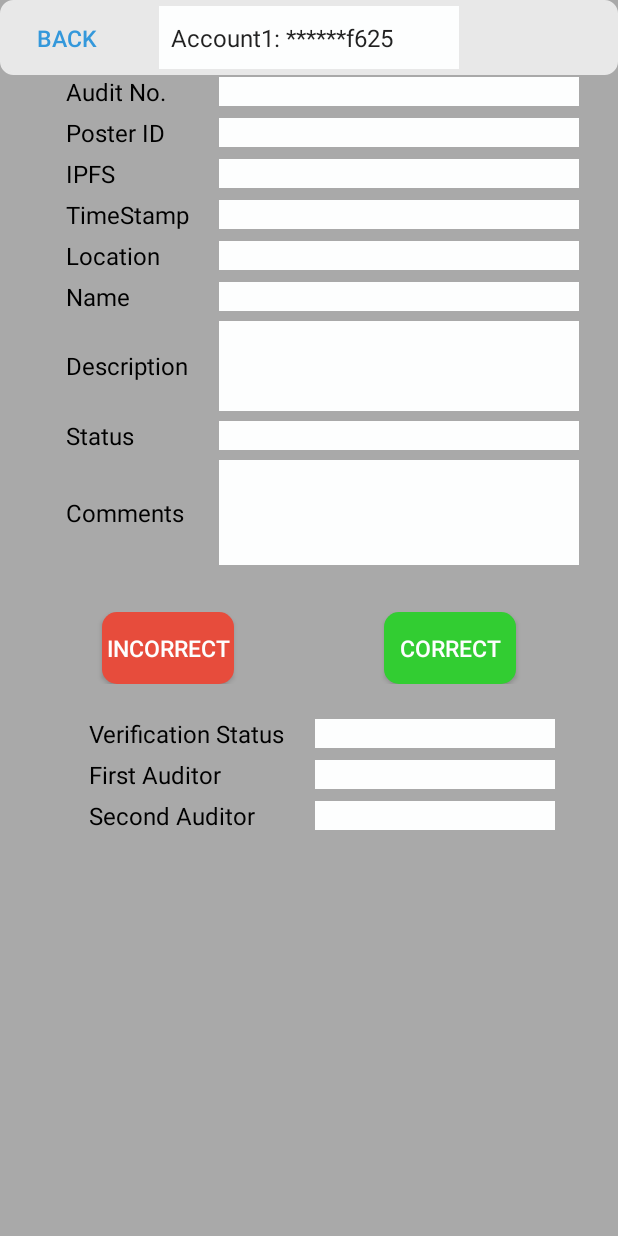
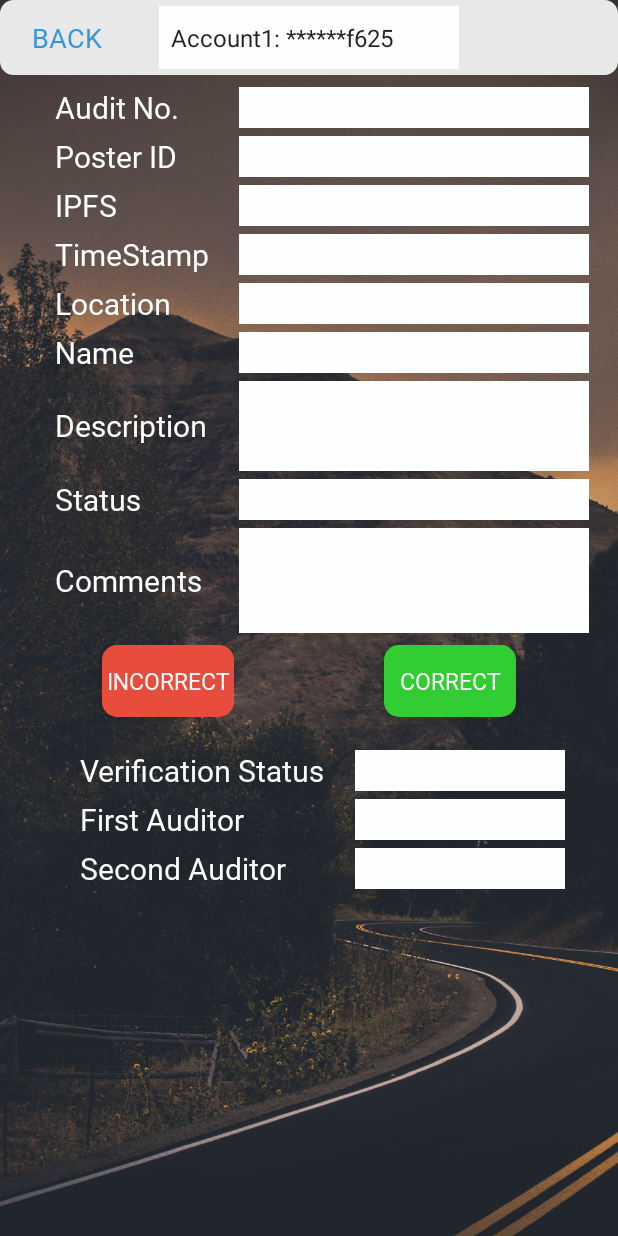
Before and after one commit to SIMBAChain/SIMBA_Android, an Android app: the AuditGalleryActivity screen opened directly, with no data from a screen before it, on a phone screen of 412 x 824 dp. Run offline under Robolectric (Android 15) with nearby library versions, the phone set to English and light mode, and no system bars.

Commit message:
Making the app much more pretty.

```diff
--- /dev/null
+++ b/app/src/main/res/font/fontavenirnext.xml
@@ -0,0 +1,7 @@
+<?xml version="1.0" encoding="utf-8"?>
+<font-family xmlns:android="http://schemas.android.com/apk/res/android">
+    <font
+        android:fontStyle="normal"
+        android:fontWeight="400"
+        android:font="@font/avenir_next" />
+</font-family>
--- a/app/src/main/res/layout/activity_audit.xml
+++ b/app/src/main/res/layout/activity_audit.xml
@@ -22,6 +22,7 @@
         android:text="@string/back_button"
         android:textColor="@color/colorBlue"
         android:textSize="15sp"
+        android:fontFamily="@font/fontavenirnext"
         app:layout_constraintBottom_toBottomOf="@+id/rectangle"
         app:layout_constraintEnd_toEndOf="@+id/rectangle"
         app:layout_constraintHorizontal_bias="0.0"
@@ -38,6 +39,7 @@
         android:text="@string/most_recent"
         android:textColor="#000"
         android:textSize="20sp"
+        android:fontFamily="@font/fontavenirnext"
         app:layout_constraintBottom_toBottomOf="@+id/rectangle"
         app:layout_constraintEnd_toEndOf="@+id/rectangle"
         app:layout_constraintHorizontal_bias="0.5"
--- a/app/src/main/res/layout/activity_audit_gallery.xml
+++ b/app/src/main/res/layout/activity_audit_gallery.xml
@@ -6,6 +6,12 @@
     android:layout_height="match_parent"
     android:background="@color/colorGrey"
     tools:context=".PostActivity">
+
+    <ImageView
+        android:layout_width="match_parent"
+        android:layout_height="match_parent"
+        android:src="@drawable/darkclouds"
+        android:scaleType="centerCrop"/>
 
     <ImageView
         android:id="@+id/rectangle"
@@ -28,7 +34,8 @@
         android:background="#0000"
         android:text="@string/back_button"
         android:textColor="@color/colorBlue"
-        android:textSize="15sp"
+        android:textSize="18sp"
+        android:fontFamily="@font/fontavenirnext"
         app:layout_constraintBottom_toBottomOf="@+id/rectangle"
         app:layout_constraintEnd_toEndOf="@+id/rectangle"
         app:layout_constraintHorizontal_bias="0.0"
@@ -39,9 +46,9 @@
     <TableLayout
         android:id="@+id/tableLayout"
         android:layout_width="match_parent"
-        android:layout_height="350sp"
+        android:layout_height="wrap_content"
         android:layout_marginBottom="8dp"
-        android:layout_marginTop="0dp"
+        android:layout_marginTop="8sp"
         android:layout_marginLeft="0dp"
         android:layout_marginRight="0dp"
         app:layout_constraintBottom_toBottomOf="parent"
@@ -65,8 +72,9 @@
                 android:layout_width="wrap_content"
                 android:layout_height="wrap_content"
                 android:text="@string/audit_no2"
-                android:textColor="#000"
-                android:textSize="16sp" />
+                android:textColor="@color/colorWhite"
+                android:fontFamily="@font/fontavenirnext"
+                android:textSize="20sp" />
 
             <Space
                 android:layout_width="20sp"
@@ -75,10 +83,12 @@
             <TextView
                 android:id="@+id/editAuditNumber"
                 android:layout_width="match_parent"
-                android:layout_height="wrap_content"
+                android:layout_height="match_parent"
                 android:background="@color/colorWhite"
+                android:fontFamily="@font/fontavenirnext"
+                android:textSize="20sp"
                 android:textColor="#000000"
-                android:ems="15" />
+                android:ems="10" />
 
         </TableRow>
 
@@ -100,8 +110,9 @@
                 android:layout_width="wrap_content"
                 android:layout_height="wrap_content"
                 android:text="@string/poster_no2"
-                android:textColor="#000"
-                android:textSize="16sp" />
+                android:textColor="@color/colorWhite"
+                android:textSize="20sp"
+                android:fontFamily="@font/fontavenirnext"/>
 
             <Space
                 android:layout_width="20sp"
@@ -110,10 +121,12 @@
             <TextView
                 android:id="@+id/editPosterID"
                 android:layout_width="match_parent"
-                android:layout_height="wrap_content"
+                android:layout_height="match_parent"
                 android:background="@color/colorWhite"
                 android:textColor="#000000"
-                android:ems="15"/>
+                android:textSize="14sp"
+                android:ems="10"
+                android:fontFamily="@font/fontavenirnext"/>
 
         </TableRow>
 
@@ -135,8 +148,9 @@
                 android:layout_width="wrap_content"
                 android:layout_height="wrap_content"
                 android:text="@string/ipfs"
-                android:textColor="#000"
-                android:textSize="16sp" />
+                android:textColor="@color/colorWhite"
+                android:textSize="20sp"
+                android:fontFamily="@font/fontavenirnext"/>
 
             <Space
                 android:layout_width="20sp"
@@ -145,10 +159,12 @@
             <TextView
                 android:id="@+id/editIPFS"
                 android:layout_width="match_parent"
-                android:layout_height="wrap_content"
+                android:layout_height="match_parent"
                 android:background="@color/colorWhite"
                 android:textColor="#000000"
-                android:ems="15" />
+                android:textSize="14sp"
+                android:ems="10"
+                android:fontFamily="@font/fontavenirnext"/>
 
         </TableRow>
 
@@ -170,8 +186,9 @@
                 android:layout_width="wrap_content"
                 android:layout_height="wrap_content"
                 android:text="@string/timestamp"
-                android:textColor="#000"
-                android:textSize="16sp" />
+                android:textColor="@color/colorWhite"
+                android:textSize="20sp"
+                android:fontFamily="@font/fontavenirnext"/>
 
             <Space
                 android:layout_width="20sp"
@@ -180,10 +197,12 @@
             <TextView
                 android:id="@+id/editTimeStamp"
                 android:layout_width="match_parent"
-                android:layout_height="wrap_content"
+                android:layout_height="match_parent"
                 android:background="@color/colorWhite"
                 android:textColor="#000000"
-                android:ems="15" />
+                android:textSize="20sp"
+                android:ems="10"
+                android:fontFamily="@font/fontavenirnext"/>
 
         </TableRow>
 
@@ -205,8 +224,9 @@
                 android:layout_width="wrap_content"
                 android:layout_height="wrap_content"
                 android:text="@string/location"
-                android:textColor="#000"
-                android:textSize="16sp" />
+                android:textColor="@color/colorWhite"
+                android:textSize="20sp"
+                android:fontFamily="@font/fontavenirnext"/>
 
             <Space
                 android:layout_width="20sp"
@@ -215,10 +235,12 @@
             <TextView
                 android:id="@+id/editLocation"
                 android:layout_width="match_parent"
-                android:layout_height="wrap_content"
+                android:layout_height="match_parent"
                 android:background="@color/colorWhite"
                 android:textColor="#000000"
-                android:ems="15"/>
+                android:textSize="20sp"
+                android:ems="10"
+                android:fontFamily="@font/fontavenirnext"/>
 
         </TableRow>
 
@@ -240,8 +262,9 @@
                 android:layout_width="wrap_content"
                 android:layout_height="wrap_content"
                 android:text="@string/name"
-                android:textColor="#000"
-                android:textSize="16sp" />
+                android:textColor="@color/colorWhite"
+                android:textSize="20sp"
+                android:fontFamily="@font/fontavenirnext"/>
 
             <Space
                 android:layout_width="20sp"
@@ -250,10 +273,12 @@
             <TextView
                 android:id="@+id/editName"
                 android:layout_width="match_parent"
-                android:layout_height="wrap_content"
+                android:layout_height="match_parent"
                 android:background="@color/colorWhite"
                 android:textColor="#000000"
-                android:ems="15"/>
+                android:textSize="20sp"
+                android:ems="10"
+                android:fontFamily="@font/fontavenirnext"/>
         </TableRow>
 
         <Space
@@ -274,8 +299,9 @@
                 android:layout_width="wrap_content"
                 android:layout_height="wrap_content"
                 android:text="@string/description"
-                android:textColor="#000"
-                android:textSize="16sp" />
+                android:textColor="@color/colorWhite"
+                android:textSize="20sp"
+                android:fontFamily="@font/fontavenirnext"/>
 
             <Space
                 android:layout_width="20sp"
@@ -287,7 +313,9 @@
                 android:layout_height="60sp"
                 android:background="@color/colorWhite"
                 android:textColor="#000000"
-                android:ems="15" />
+                android:textSize="15sp"
+                android:ems="10"
+                android:fontFamily="@font/fontavenirnext"/>
 
         </TableRow>
 
@@ -309,8 +337,9 @@
                 android:layout_width="wrap_content"
                 android:layout_height="wrap_content"
                 android:text="@string/status"
-                android:textColor="#000"
-                android:textSize="16sp" />
+                android:textColor="@color/colorWhite"
+                android:textSize="20sp"
+                android:fontFamily="@font/fontavenirnext"/>
 
             <Space
                 android:layout_width="20sp"
@@ -319,10 +348,12 @@
             <TextView
                 android:id="@+id/editStatus"
                 android:layout_width="match_parent"
-                android:layout_height="wrap_content"
+                android:layout_height="match_parent"
                 android:background="@color/colorWhite"
                 android:textColor="#000000"
-                android:ems="15"/>
+                android:textSize="20sp"
+                android:ems="10"
+                android:fontFamily="@font/fontavenirnext"/>
 
         </TableRow>
 
@@ -344,8 +375,9 @@
                 android:layout_width="wrap_content"
                 android:layout_height="wrap_content"
                 android:text="@string/comments"
-                android:textColor="#000"
-                android:textSize="16sp" />
+                android:textColor="@color/colorWhite"
+                android:textSize="20sp"
+                android:fontFamily="@font/fontavenirnext"/>
 
             <Space
                 android:layout_width="20sp"
@@ -357,7 +389,9 @@
                 android:layout_height="70sp"
                 android:background="@color/colorWhite"
                 android:textColor="#000000"
-                android:ems="15"/>
+                android:textSize="15sp"
+                android:ems="10"
+                android:fontFamily="@font/fontavenirnext"/>
 
         </TableRow>
     </TableLayout>
@@ -385,7 +419,8 @@
                 android:background="@drawable/incorrect_button"
                 android:text="@string/incorrect"
                 android:textColor="@color/colorWhite"
-                android:textSize="15sp"/>
+                android:textSize="15sp"
+                android:fontFamily="@font/fontavenirnext"/>
 
             <Space
                 android:layout_height="match_parent"
@@ -398,7 +433,8 @@
                 android:background="@drawable/correct_button"
                 android:text="@string/correct"
                 android:textColor="@color/colorWhite"
-                android:textSize="15sp" />
+                android:textSize="15sp"
+                android:fontFamily="@font/fontavenirnext"/>
 
         </TableRow>
 
@@ -409,7 +445,7 @@
 
     <TableLayout
         android:layout_width="match_parent"
-        android:layout_height="120sp"
+        android:layout_height="wrap_content"
         app:layout_constraintBottom_toBottomOf="parent"
         app:layout_constraintEnd_toEndOf="parent"
         app:layout_constraintHorizontal_bias="0.0"
@@ -431,8 +467,9 @@
                 android:layout_width="wrap_content"
                 android:layout_height="wrap_content"
                 android:text="@string/verification"
-                android:textColor="#000"
-                android:textSize="16sp" />
+                android:textColor="@color/colorWhite"
+                android:textSize="20sp"
+                android:fontFamily="@font/fontavenirnext"/>
 
             <Space
                 android:layout_width="20sp"
@@ -441,10 +478,12 @@
             <TextView
                 android:id="@+id/editVerification"
                 android:layout_width="match_parent"
-                android:layout_height="wrap_content"
+                android:layout_height="match_parent"
                 android:background="@color/colorWhite"
                 android:textColor="#000000"
-                android:ems="10" />
+                android:textSize="20sp"
+                android:ems="6"
+                android:fontFamily="@font/fontavenirnext"/>
 
         </TableRow>
 
@@ -466,8 +505,9 @@
                 android:layout_width="wrap_content"
                 android:layout_height="wrap_content"
                 android:text="@string/firstauditor"
-                android:textColor="#000"
-                android:textSize="16sp" />
+                android:textColor="@color/colorWhite"
+                android:textSize="20sp"
+                android:fontFamily="@font/fontavenirnext"/>
 
             <Space
                 android:layout_width="20sp"
@@ -476,10 +516,12 @@
             <TextView
                 android:id="@+id/editFirstAuditor"
                 android:layout_width="match_parent"
-                android:layout_height="wrap_content"
+                android:layout_height="match_parent"
                 android:background="@color/colorWhite"
                 android:textColor="#000000"
-                android:ems="10" />
+                android:textSize="20sp"
+                android:ems="6"
+                android:fontFamily="@font/fontavenirnext"/>
 
         </TableRow>
 
@@ -501,8 +543,9 @@
                 android:layout_width="wrap_content"
                 android:layout_height="wrap_content"
                 android:text="@string/secondauditor"
-                android:textColor="#000"
-                android:textSize="16sp" />
+                android:textColor="@color/colorWhite"
+                android:textSize="20sp"
+                android:fontFamily="@font/fontavenirnext"/>
 
             <Space
                 android:layout_width="20sp"
@@ -511,10 +554,12 @@
             <TextView
                 android:id="@+id/editSecondAuditor"
                 android:layout_width="match_parent"
-                android:layout_height="wrap_content"
+                android:layout_height="match_parent"
                 android:background="@color/colorWhite"
                 android:textColor="#000000"
-                android:ems="10" />
+                android:textSize="20sp"
+                android:ems="6"
+                android:fontFamily="@font/fontavenirnext"/>
 
         </TableRow>
 
@@ -528,6 +573,7 @@
         android:layout_marginStart="8dp"
         android:layout_marginTop="4dp"
         android:background="@color/colorWhite"
+        android:fontFamily="@font/fontavenirnext"
         app:layout_constraintBottom_toBottomOf="@+id/rectangle"
         app:layout_constraintEnd_toEndOf="parent"
         app:layout_constraintStart_toStartOf="parent"
--- a/app/src/main/res/layout/row_layout.xml
+++ b/app/src/main/res/layout/row_layout.xml
@@ -29,6 +29,7 @@
             android:layout_alignParentTop="true"
             android:layout_toRightOf="@+id/imageView"
             android:text="Title"
+            android:fontFamily="@font/fontavenirnext"
             android:textColor="#000000"
             android:textSize="20sp" />
 
@@ -39,6 +40,7 @@
             android:layout_below="@+id/hashId"
             android:layout_toRightOf="@+id/imageView"
             android:text="Description"
+            android:fontFamily="@font/fontavenirnext"
             android:textColor="#000000"
             android:textSize="20sp"/>
 
```
Also changed, not shown: app/src/main/res/layout/activity_post.xml (+68 -62 lines), app/src/main/res/layout/activity_title_screen.xml (+13 -9 lines), app/src/main/res/drawable-xxhdpi/altitudeclearsky.jpg (renamed from app/src/main/res/drawable/altitudeclearsky.jpg), app/src/main/res/drawable-xxhdpi/darkclouds.jpg (renamed from app/src/main/res/drawable/darkclouds.jpg), app/src/main/res/drawable-xxhdpi/simbalogo.png (renamed from app/src/main/res/drawable/simbalogo.png), app/src/main/res/drawable-xxhdpi/simbalogocolor.png (renamed from app/src/main/res/drawable/simbalogocolor.png), app/src/main/res/drawable-xxhdpi/simbalogowh2.png (renamed from app/src/main/res/drawable/simbalogowh2.png), 3 other files.
